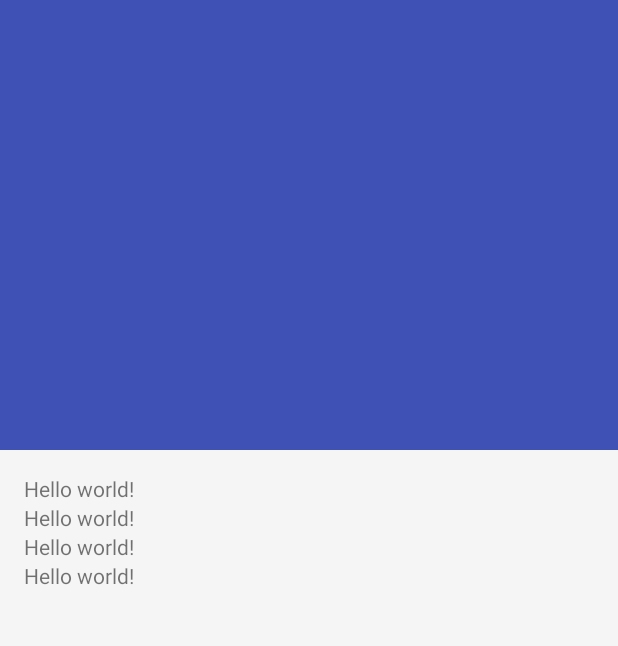
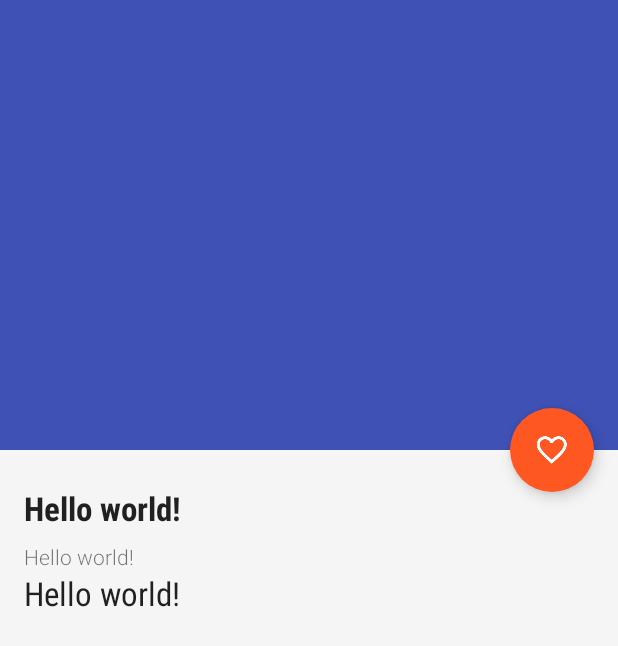
Before and after one commit to bdiegel/android-tmdb, an Android app: the MovieDetailActivity screen opened directly, with no data from a screen before it, on a phone screen of 412 x 824 dp. Shown: the top 646 px of the screen. Run offline under Robolectric (Android 15) with nearby library versions, the phone set to English and light mode, and no system bars; our stand-ins replace ButterKnife, Picasso; pictures from the network do not load; 6 statements that could not run were skipped.

Commit message:
Add fab for favorites and text styles

```diff
--- a/app/src/main/java/com/honu/tmdb/MovieDetailActivity.java
+++ b/app/src/main/java/com/honu/tmdb/MovieDetailActivity.java
@@ -29,9 +29,6 @@ public class MovieDetailActivity extends AppCompatActivity {
 
     @Bind(R.id.movie_detail_poster)
     ImageView mPosterView;
-
-    @Bind(R.id.movie_detail_title)
-    TextView mTitleView;
 
     @Bind(R.id.movie_detail_rating)
     TextView mRatingView;
@@ -66,10 +63,9 @@ public class MovieDetailActivity extends AppCompatActivity {
 
         Log.d(TAG, "Backdrop url: " + mMovie.getBackdropUrl());
         Picasso.with(this).load(mMovie.getBackdropUrl()).into(mPosterView);
-        mTitleView.setText(mMovie.getTitle());
         mRatingView.setText(""+mMovie.getVoteAverage());
         mReleaseView.setText(mMovie.getReleaseDate());
-        mSynopsisView.setText(mMovie.getOverview() + mMovie.getOverview() + mMovie.getOverview() + mMovie.getOverview() + mMovie.getOverview());
+        mSynopsisView.setText(mMovie.getOverview());
 
         CollapsingToolbarLayout collapsingToolbar = (CollapsingToolbarLayout) this.findViewById(R.id.collapsing_toolbar);
         collapsingToolbar.setTitle(mMovie.getTitle());
--- a/app/src/main/res/layout/activity_movie_detail.xml
+++ b/app/src/main/res/layout/activity_movie_detail.xml
@@ -53,6 +53,13 @@
 
     </android.support.design.widget.AppBarLayout>
 
+    <android.support.design.widget.FloatingActionButton
+        style="@style/FabStyle"
+        android:clickable="true"
+        app:fabSize="normal"
+        app:layout_anchor="@+id/app_bar_layout"
+        app:layout_anchorGravity="bottom|right|end"/>
+
     <android.support.v4.widget.NestedScrollView
         android:id="@+id/scroll"
         android:layout_width="match_parent"
@@ -71,27 +78,30 @@
                       android:paddingTop="@dimen/activity_vertical_margin">
 
             <TextView
-                android:id="@+id/movie_detail_title"
-                android:layout_width="wrap_content"
-                android:layout_height="wrap_content"
-                android:text="@string/hello_world"/>
-
-            <TextView
                 android:id="@+id/movie_detail_rating"
                 android:layout_width="wrap_content"
                 android:layout_height="wrap_content"
+                android:layout_marginTop="8dp"
+                android:layout_marginBottom="8dp"
+                android:fontFamily="sans-serif-condensed"
+                android:textAppearance="?android:textAppearanceLarge"
+                android:textStyle="bold"
                 android:text="@string/hello_world"/>
 
             <TextView
                 android:id="@+id/movie_detail_release"
                 android:layout_width="wrap_content"
                 android:layout_height="wrap_content"
+                android:fontFamily="sans-serif-light"
+                android:textAppearance="?android:textAppearanceSmall"
                 android:text="@string/hello_world"/>
 
             <TextView
                 android:id="@+id/movie_detail_synopsis"
                 android:layout_width="wrap_content"
                 android:layout_height="wrap_content"
+                android:fontFamily="sans-serif-condensed"
+                android:textAppearance="?android:textAppearanceLarge"
                 android:text="@string/hello_world"/>
 
         </LinearLayout>
--- a/app/src/main/res/values/dimens.xml
+++ b/app/src/main/res/values/dimens.xml
@@ -2,4 +2,5 @@
     <!-- Default screen margins, per the Android Design guidelines. -->
     <dimen name="activity_horizontal_margin">16dp</dimen>
     <dimen name="activity_vertical_margin">16dp</dimen>
+    <dimen name="fab_compat_margin">16dp</dimen>
 </resources>
--- a/app/src/main/res/values/styles.xml
+++ b/app/src/main/res/values/styles.xml
@@ -12,4 +12,15 @@
         <item name="android:windowBackground">@color/window_background</item>
     </style>
 
+    <style name="FabStyle">
+        <item name="android:layout_width">wrap_content</item>
+        <item name="android:layout_height">wrap_content</item>
+        <item name="android:layout_margin">@dimen/fab_compat_margin</item>
+        <item name="android:src">@drawable/ic_favorite_border_white_24dp</item>
+        <item name="borderWidth">0dp</item>
+        <item name="elevation">6dp</item>
+        <item name="pressedTranslationZ">12dp</item>
+        <item name="rippleColor">@android:color/white</item>
+    </style>
+
 </resources>
```
